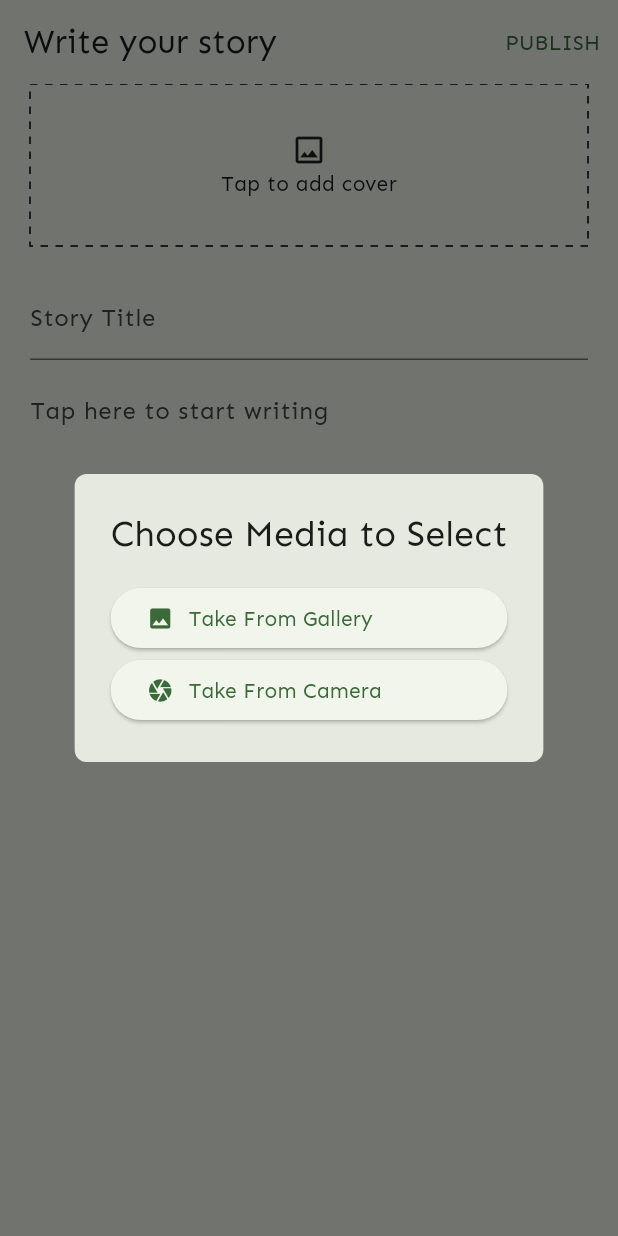
After one commit to WayanPande/katuturangsatwa-apps, a Flutter app: the StoryInput screen opened by its route, after a tap on "Tap to add cover", on a phone screen of 412 x 824 dp. The commit adds this screen. Run offline on Flutter 3.47's test engine with Material 2 defaults, Android fonts, the phone set to English and light mode, and no system bars; drawn by our look-alikes of dotted_border; our stand-ins replace carousel_slider, go_router, image_picker, shared_preferences; accounts and stored records are empty.

Commit message:
add initial write story screen

```diff
--- a/lib/main.dart
+++ b/lib/main.dart
@@ -62,7 +62,7 @@ class _MyAppState extends State<MyApp> {
           return MaterialApp.router(
             title: 'Katuturangsatwa',
             theme: ThemeData(
-              colorSchemeSeed: Colors.blue[700],
+              colorSchemeSeed: Colors.green[700],
               useMaterial3: true,
               fontFamily: "Sen"
             ),
--- a/lib/router/app_router.dart
+++ b/lib/router/app_router.dart
@@ -12,6 +12,7 @@ import 'package:katuturangsatwa/screens/reader.dart';
 import 'package:katuturangsatwa/screens/register.dart';
 import 'package:katuturangsatwa/screens/splashscreen.dart';
 import 'package:katuturangsatwa/screens/story_detail.dart';
+import 'package:katuturangsatwa/screens/story_input.dart';
 import 'package:katuturangsatwa/screens/write.dart';
 import 'package:katuturangsatwa/widgets/scaffold_bottom_navbar.dart';
 
@@ -136,6 +137,15 @@ class AppRouter {
         pageBuilder: defaultPageBuilder(Register()),
       ),
       GoRoute(
+        path: APP_PAGE.storyInput.toPath,
+        name: APP_PAGE.storyInput.toName,
+        parentNavigatorKey: _rootNavigatorKey,
+        builder: (BuildContext context, GoRouterState state) {
+          return StoryInput();
+        },
+        pageBuilder: defaultPageBuilder(StoryInput()),
+      ),
+      GoRoute(
         path: "${APP_PAGE.storyDetail.toPath}/:id",
         name: APP_PAGE.storyDetail.toName,
         parentNavigatorKey: _rootNavigatorKey,
--- a/lib/router/route_utils.dart
+++ b/lib/router/route_utils.dart
@@ -9,7 +9,8 @@ enum APP_PAGE {
   profile,
   storyDetail,
   reader,
-  write
+  write,
+  storyInput
 }
 
 extension AppPageExtension on APP_PAGE {
@@ -37,6 +38,8 @@ extension AppPageExtension on APP_PAGE {
         return "/reader";
       case APP_PAGE.write:
         return "/write";
+      case APP_PAGE.storyInput:
+        return "/story-input";
       default:
         return "/";
     }
@@ -66,6 +69,8 @@ extension AppPageExtension on APP_PAGE {
         return "READER";
       case APP_PAGE.write:
         return "WRITE";
+      case APP_PAGE.storyInput:
+        return "STORYINPUT";
       default:
         return "";
     }
--- /dev/null
+++ b/lib/screens/story_input.dart
@@ -0,0 +1,227 @@
+import 'package:dotted_border/dotted_border.dart';
+import 'package:flutter/material.dart';
+import 'package:image_picker/image_picker.dart';
+import 'dart:io';
+
+class StoryInput extends StatefulWidget {
+  StoryInput({Key? key}) : super(key: key);
+
+  @override
+  _StoryInputState createState() {
+    return _StoryInputState();
+  }
+}
+
+class _StoryInputState extends State<StoryInput> {
+  TextEditingController title = TextEditingController();
+  TextEditingController desc = TextEditingController();
+  XFile? image;
+
+  final ImagePicker picker = ImagePicker();
+
+  Future getImage(ImageSource media) async {
+    var img = await picker.pickImage(source: media);
+
+    setState(() {
+      image = img;
+    });
+  }
+
+  @override
+  void initState() {
+    super.initState();
+  }
+
+  @override
+  void dispose() {
+    super.dispose();
+  }
+
+  //show popup dialog
+  void myAlert() {
+    showDialog(
+      context: context,
+      builder: (BuildContext context) {
+        return AlertDialog(
+          shape: RoundedRectangleBorder(borderRadius: BorderRadius.circular(8)),
+          title: Text(
+            (image == null) ? 'Choose Media to Select' : 'Edit Media',
+          ),
+          content: Wrap(
+            children: [
+              Column(
+                children: [
+                  ElevatedButton(
+                    //if user click this button, user can upload image from gallery
+                    onPressed: () {
+                      Navigator.pop(context);
+                      getImage(ImageSource.gallery);
+                    },
+                    child: Row(
+                      children: [
+                        const Icon(Icons.image),
+                        const SizedBox(
+                          width: 10,
+                        ),
+                        Text((image == null)
+                            ? 'Take From Gallery'
+                            : 'Replace From Gallery'),
+                      ],
+                    ),
+                  ),
+                  ElevatedButton(
+                    //if user click this button. user can upload image from camera
+                    onPressed: () {
+                      Navigator.pop(context);
+                      getImage(ImageSource.camera);
+                    },
+                    child: Row(
+                      children: [
+                        const Icon(Icons.camera),
+                        const SizedBox(
+                          width: 10,
+                        ),
+                        Text((image == null)
+                            ? 'Take From Camera'
+                            : 'Replace From Camera'),
+                      ],
+                    ),
+                  ),
+                  image != null
+                      ? ElevatedButton(
+                          //if user click this button. user can upload image from camera
+                          onPressed: () {
+                            Navigator.pop(context);
+                            setState(() {
+                              image = null;
+                            });
+                          },
+                          child: const Row(
+                            children: [
+                              Icon(Icons.delete),
+                              SizedBox(
+                                width: 10,
+                              ),
+                              Text("Remove Image"),
+                            ],
+                          ),
+                        )
+                      : const SizedBox()
+                ],
+              ),
+            ],
+          ),
+        );
+      },
+    );
+  }
+
+  @override
+  Widget build(BuildContext context) {
+    // TODO: implement build
+    return Scaffold(
+      appBar: AppBar(
+        title: const Text("Write your story"),
+        actions: [
+          TextButton(
+            onPressed: () {},
+            child: const Text("PUBLISH"),
+          ),
+        ],
+      ),
+      body: SingleChildScrollView(
+        child: Column(
+          children: [
+            Padding(
+              padding: const EdgeInsets.symmetric(horizontal: 20),
+              child: InkWell(
+                onTap: () {
+                  myAlert();
+                },
+                child: image != null
+                    ? Container(
+                        width: MediaQuery.of(context).size.width,
+                        decoration: BoxDecoration(
+                          borderRadius: BorderRadius.circular(15),
+                        ),
+                        child: Stack(
+                          children: [
+                            Image.file(
+                              //to show image, you type like this.
+                              File(image!.path),
+                              fit: BoxFit.contain,
+                              width: MediaQuery.of(context).size.width,
+                              height: 300,
+                            ),
+                            Positioned(
+                              right: 10,
+                              bottom: 20,
+                              child: IconButton(
+                                onPressed: () {
+                                  myAlert();
+                                },
+                                icon: const Icon(Icons.edit),
+                                color: Colors.white,
+                                style: ButtonStyle(
+                                    backgroundColor: MaterialStateProperty.all(
+                                        Colors.black87)),
+                              ),
+                            ),
+                          ],
+                        ),
+                      )
+                    : DottedBorder(
+                        radius: const Radius.circular(10),
+                        color: Colors.black,
+                        strokeWidth: 1,
+                        dashPattern: const [
+                          5,
+                          5,
+                        ],
+                        child: Container(
+                          width: MediaQuery.of(context).size.width,
+                          padding: const EdgeInsets.symmetric(
+                              vertical: 30, horizontal: 20),
+                          child: const Column(
+                            children: [
+                              Icon(Icons.image_outlined),
+                              SizedBox(
+                                width: 10,
+                              ),
+                              Text("Tap to add cover"),
+                            ],
+                          ),
+                        ),
+                      ),
+              ),
+            ),
+            Padding(
+              padding: const EdgeInsets.all(20),
+              child: Column(
+                children: [
+                  TextFormField(
+                    decoration: const InputDecoration(
+                      labelText: "Story Title",
+                    ),
+                    controller: title,
+                  ),
+                  const SizedBox(
+                    height: 10,
+                  ),
+                  TextFormField(
+                    decoration: const InputDecoration(
+                      hintText: "Tap here to start writing",
+                      border: InputBorder.none,
+                    ),
+                    maxLines: null,
+                    controller: desc,
+                  ),
+                ],
+              ),
+            ),
+          ],
+        ),
+      ),
+    );
+  }
+}
--- a/lib/screens/write.dart
+++ b/lib/screens/write.dart
@@ -1,4 +1,6 @@
 import 'package:flutter/material.dart';
+import 'package:go_router/go_router.dart';
+import 'package:katuturangsatwa/router/route_utils.dart';
 import 'package:katuturangsatwa/screens/redirect_login.dart';
 import 'package:provider/provider.dart';
 
@@ -33,7 +35,17 @@ class _WriteState extends State<Write> {
             appBar: AppBar(
               title: Text("Write"),
             ),
-            body: Text("Write"),
+            body: Column(
+              children: [
+                ListTile(
+                  title: Text("Create a new story"),
+                  onTap: () {
+                    context.pushNamed(APP_PAGE.storyInput.toName);
+                  },
+                  leading: Icon(Icons.note_add),
+                )
+              ],
+            ),
           );
   }
 }
--- a/pubspec.yaml
+++ b/pubspec.yaml
@@ -34,6 +34,8 @@ dependencies:
   shared_preferences: ^2.1.1
   provider: ^6.0.5
   carousel_slider: ^4.2.1
+  image_picker: ^0.8.7+5
+  dotted_border: ^2.0.0+3
 
 
   # The following adds the Cupertino Icons font to your application.
```
Also changed, not shown: pubspec.lock, 1 other file.
